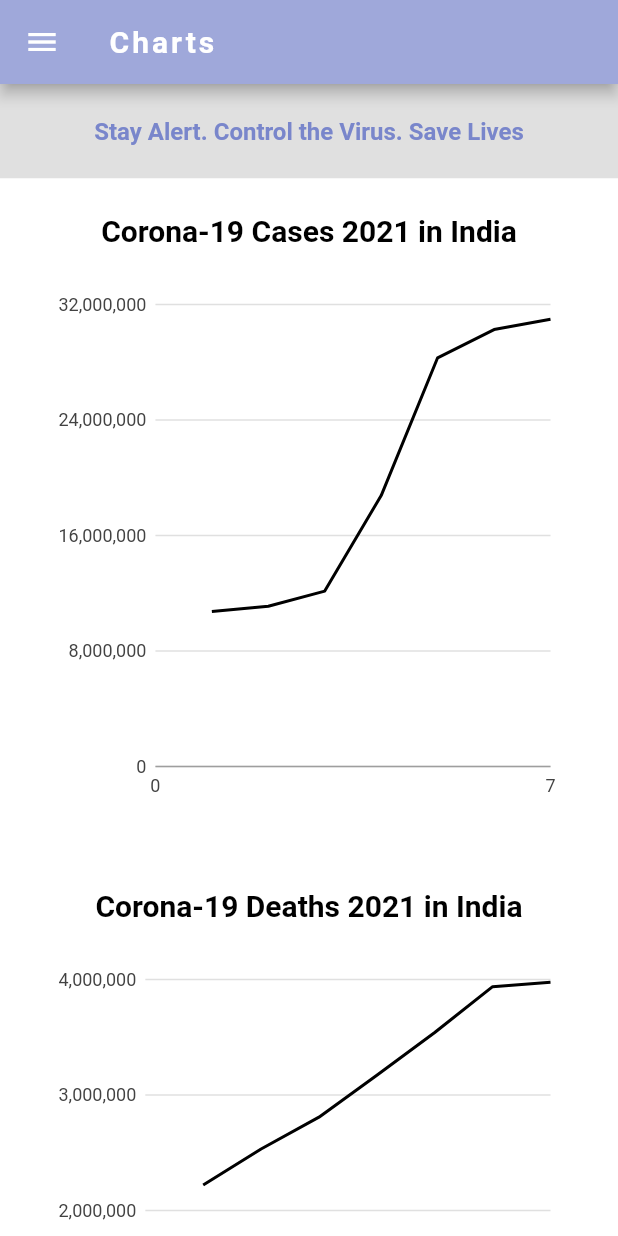
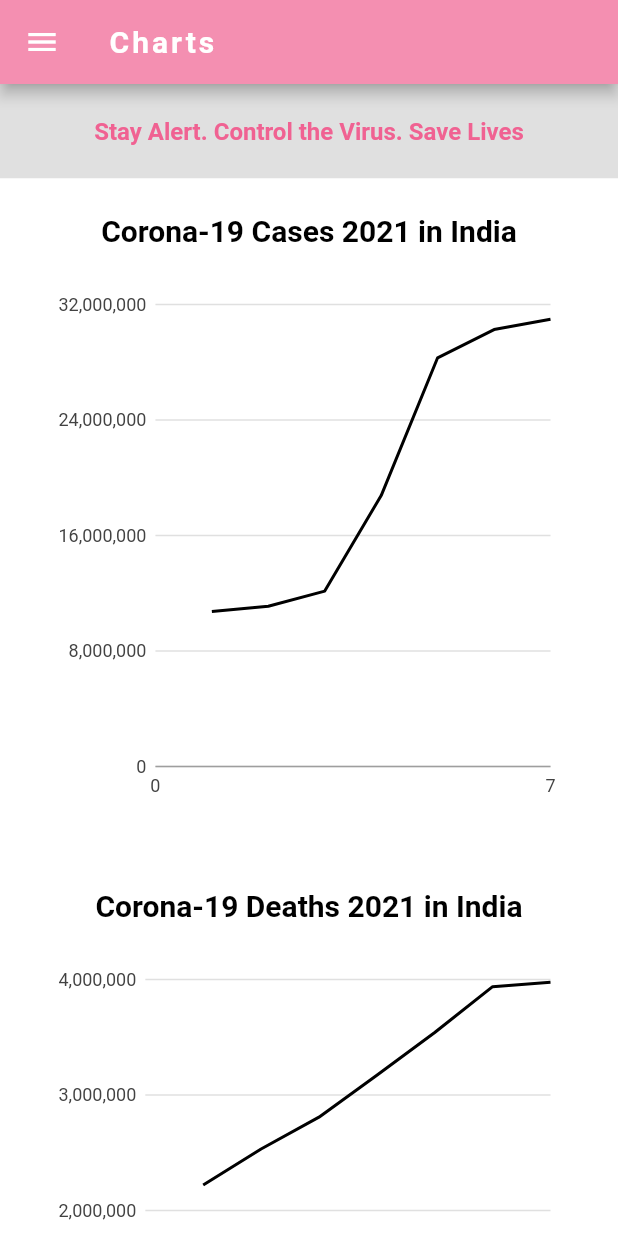
Before and after one commit to kavyagoel1707/Covid_Tracker, a Flutter app: the Graph screen opened by its route, on a phone screen of 412 x 824 dp. Run offline on Flutter 3.47's test engine with Material 2 defaults, Android fonts, the light colour scheme and no system bars; our stand-ins replace charts_flutter; network calls fail.

Commit message:
covid tracker app

```diff
--- a/lib/chartsview.dart
+++ b/lib/chartsview.dart
@@ -50,7 +50,7 @@ class _GraphState extends State<Graph> {
     return Scaffold(
         backgroundColor: Colors.white,
         appBar: AppBar(
-          backgroundColor: Colors.indigo[200],
+          backgroundColor: Colors.pink[200],
           centerTitle: false,
           title: Text("Charts",style: TextStyle(
             color:Colors.white,
@@ -67,7 +67,7 @@ class _GraphState extends State<Graph> {
                 alignment: Alignment.center,
                 padding: EdgeInsets.all(10),
                 color: Colors.black12,
-                child: Text(DataSource.quote2,style:TextStyle(color: Colors.indigo[300],fontSize: 16,fontWeight: FontWeight.bold),),
+                child: Text(DataSource.quote2,style:TextStyle(color: Colors.pink[300],fontSize: 16,fontWeight: FontWeight.bold),),
               ),
               Container(
                 height:70,
@@ -94,7 +94,7 @@ class _GraphState extends State<Graph> {
               ),
               DeathData(),
               SizedBox(height: 30,),
-              Text("WE ARE IN THIS TOGETHER IN THIS FIGHT",style: TextStyle(fontWeight: FontWeight.bold,color: Colors.indigo[300],fontSize:16, )),
+              Text("WE ARE IN THIS TOGETHER IN THIS FIGHT",style: TextStyle(fontWeight: FontWeight.bold,color: Colors.pink[300],fontSize:16, )),
             ],
           ),
         )
--- a/lib/countriesview.dart
+++ b/lib/countriesview.dart
@@ -29,7 +29,7 @@ class _CountriesViewState extends State<CountriesView> {
   Widget build(BuildContext context) {
     return Scaffold(
       appBar: AppBar(
-        backgroundColor: Colors.lightBlue[200],
+        backgroundColor: Colors.pink[200],
         title: const Text('Country Stats'),
         centerTitle: false,
       ),
--- a/lib/faqview.dart
+++ b/lib/faqview.dart
@@ -11,7 +11,7 @@ class FaqView extends StatelessWidget {
     return Scaffold(
       appBar: AppBar(
         title:Text('FAQs'),
-        backgroundColor: Colors.black45,
+        backgroundColor: Colors.pink[200],
       ),
         drawer: createDrawer(context),
 body: ListView.builder(
--- a/lib/homepage.dart
+++ b/lib/homepage.dart
@@ -21,6 +21,7 @@ class _HomePageState extends State<HomePage> {
       appBar:AppBar(
         centerTitle: false,
         title: Text('CovidWatch'),
+        backgroundColor: Colors.pink[200],
       ),
       drawer: createDrawer(context),
       body: SingleChildScrollView(child:Column(
--- a/lib/main.dart
+++ b/lib/main.dart
@@ -15,8 +15,8 @@ void main(){
     home: HomePage(),
     routes: {
       routes.homepage:(context)=>HomePage(),
+      routes.countries:(context)=>CountriesView(),
       routes.charts:(context)=>Graph(),
-      routes.countries:(context)=>CountriesView(),
       routes.faq:(context)=>FaqView(),
     },
   ));
```
Also changed, not shown: lib/drawer.dart (+6 -6 lines).
